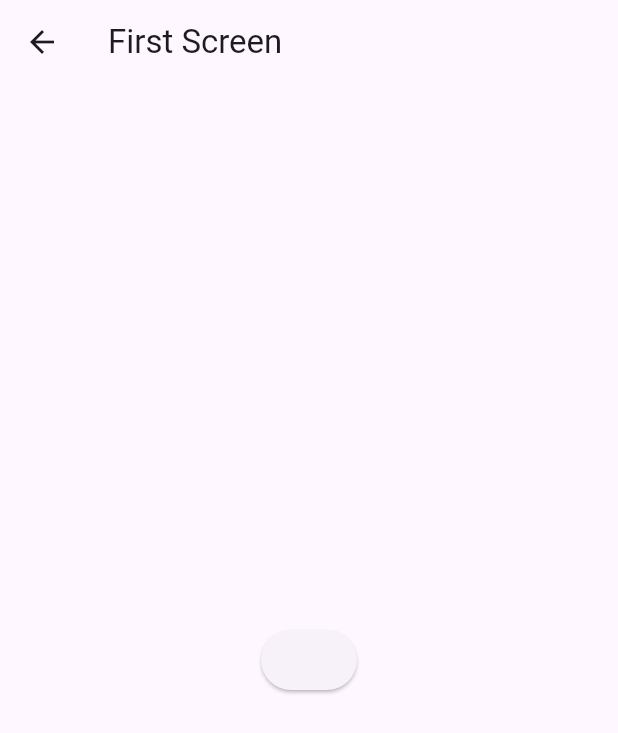
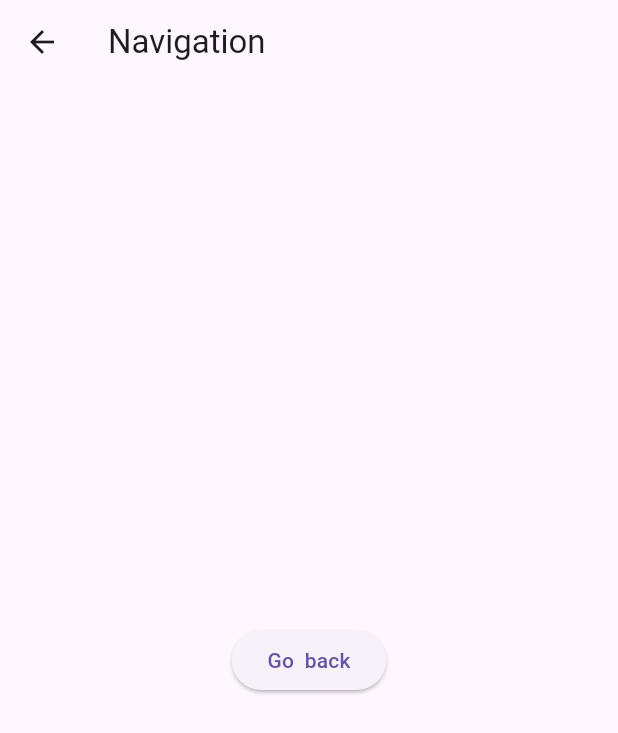
Before and after one commit to jannatul373/assignment, a Flutter app: the FirstScreen screen opened directly, on a phone screen of 412 x 824 dp. Shown: the top 733 px of the screen. Run offline on Flutter 3.47's test engine with Material 3 defaults, Android fonts, the phone set to English and light mode, and no system bars.

Commit message:
firstPage

```diff
--- a/lib/screen/first_screen.dart
+++ b/lib/screen/first_screen.dart
@@ -6,12 +6,13 @@ class FirstScreen extends StatelessWidget {
   @override
   Widget build(BuildContext context) {
     return Scaffold(
-      appBar: AppBar(title: const Text("First Screen")),
+      appBar: AppBar(title: const Text("Navigation")),
       body: Center(
         child: ElevatedButton(
           onPressed: () {
             Navigator.pushNamed(context, '/second');
           },
+          child: const Text("Go  back"),
         ),
       ),
     );
```
